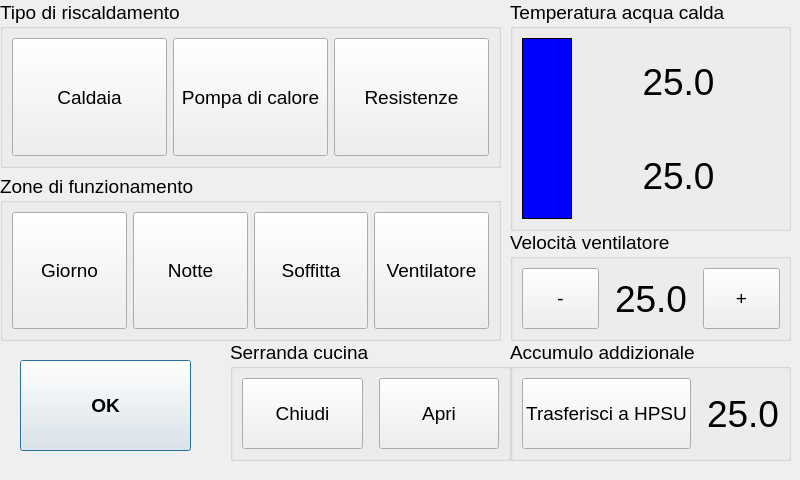
This is dlg_control.ui in pillo79/home-control as Qt 5 draws it before an edit. The edited form follows.
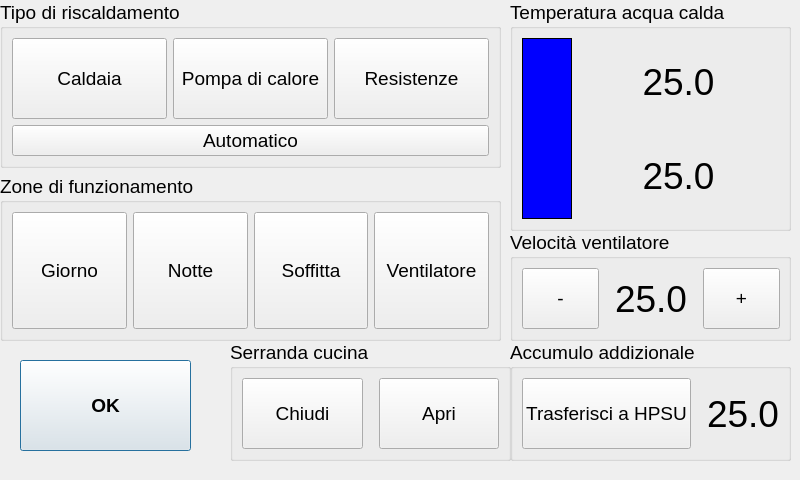
This is the edited form.

Commit message: Primo controllo automatico riscaldamento

The edit to the form file:
```diff
--- a/dlg_control.ui
+++ b/dlg_control.ui
@@ -399,6 +399,10 @@
       </property>
       <layout class="QHBoxLayout" name="horizontalLayout">
        <item>
+        <layout class="QVBoxLayout" name="verticalLayout_3">
+         <item>
+          <layout class="QHBoxLayout" name="horizontalLayout_10">
+           <item>
         <widget class="QPushButton" name="pbRiscCaldaia">
          <property name="sizePolicy">
           <sizepolicy hsizetype="Minimum" vsizetype="Minimum">
@@ -454,6 +458,29 @@
           <bool>false</bool>
          </property>
         </widget>
+           </item>
+          </layout>
+         </item>
+         <item>
+          <widget class="QPushButton" name="pbRiscManuale">
+           <property name="sizePolicy">
+            <sizepolicy hsizetype="Minimum" vsizetype="Fixed">
+             <horstretch>0</horstretch>
+             <verstretch>0</verstretch>
+            </sizepolicy>
+           </property>
+           <property name="text">
+            <string>Automatico</string>
+           </property>
+           <property name="checkable">
+            <bool>true</bool>
+           </property>
+           <property name="autoExclusive">
+            <bool>false</bool>
+           </property>
+          </widget>
+         </item>
+        </layout>
        </item>
       </layout>
      </widget>
```
Lines whose indentation alone changed are shown as unchanged. The commit also changes 4 other files.
